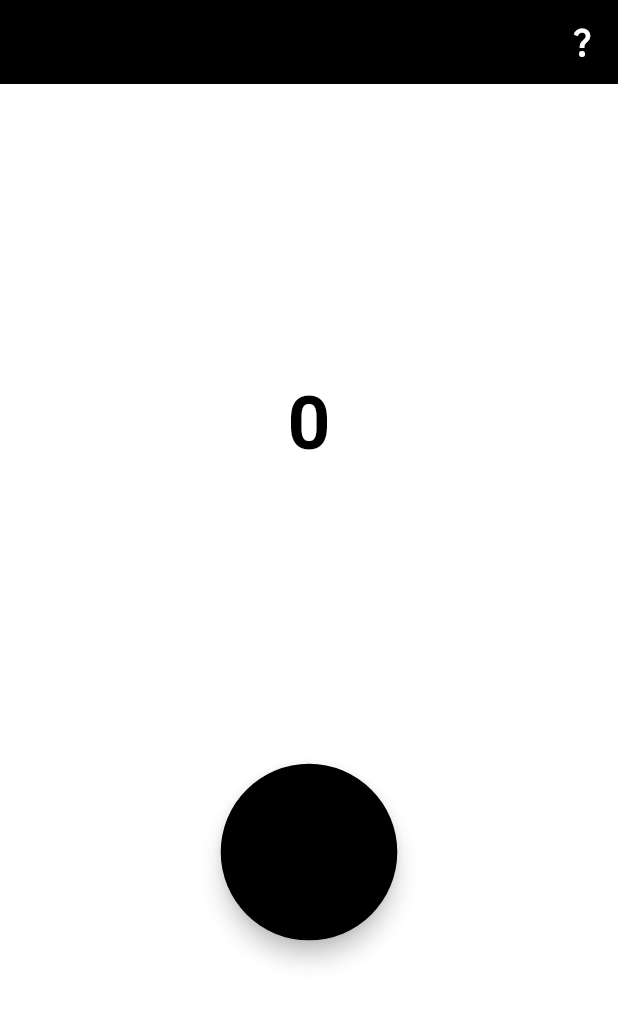
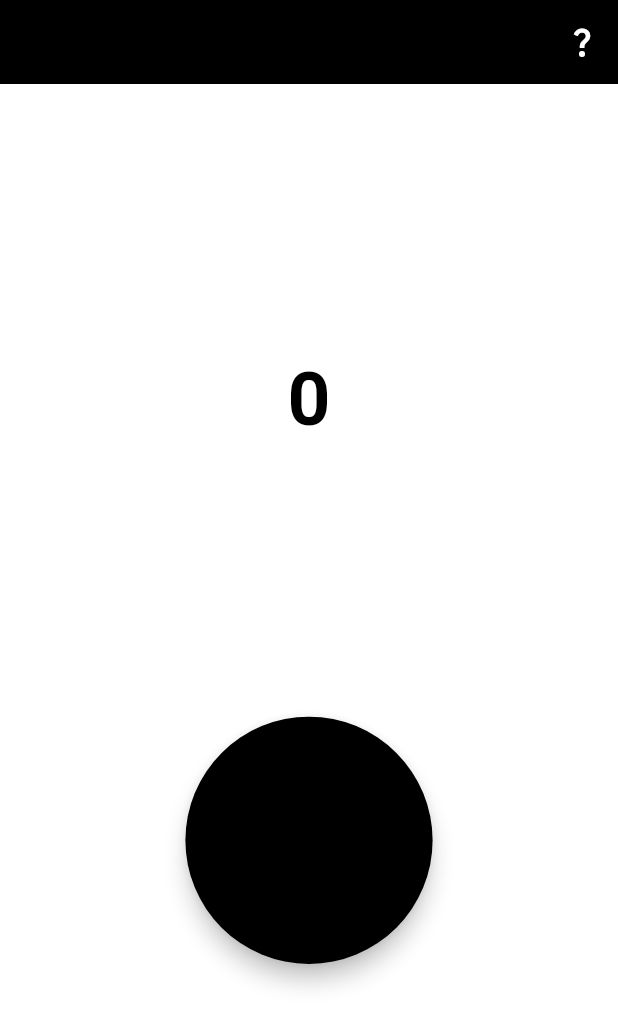
Before and after one commit to iseruuuuu/developer_count_up_app, a Flutter app: the screen it shows after launch, on a phone screen of 412 x 824 dp. Shown: the top 1027 px of the screen. Run offline on Flutter 3.47's test engine with Material 2 defaults, Android fonts, the light colour scheme and no system bars; our stand-ins replace shared_preferences; missing offline and left inert: enum_to_string.

Commit message:
fix1.0: 大きさの調整を行なった

```diff
--- a/lib/screen/count_screen.dart
+++ b/lib/screen/count_screen.dart
@@ -88,8 +88,8 @@ class _CountScreenState extends State<CountScreen> {
             Text('$counter', style: StyleConstant.countTextStyle),
             const Spacer(),
             SizedBox(
-              width: context.screenWidth / 3.5,
-              height: context.screenWidth / 3.5,
+              width: context.screenWidth / 2.5,
+              height: context.screenWidth / 2.5,
               child: FloatingActionButton(
                 focusColor: rankColor,
                 backgroundColor: rankColor,
```
